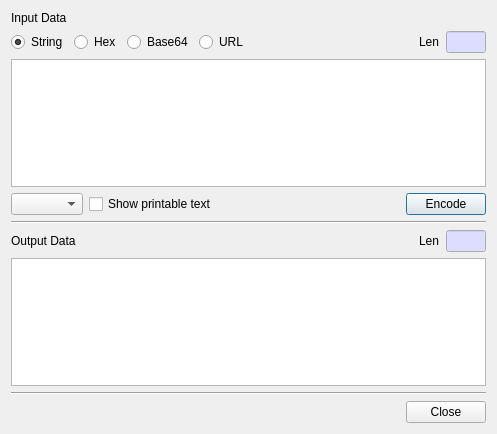
Above: BerEditor/data_encoder_dlg.ui from jykim74/BerEditor before the change. Below: the same form after it.
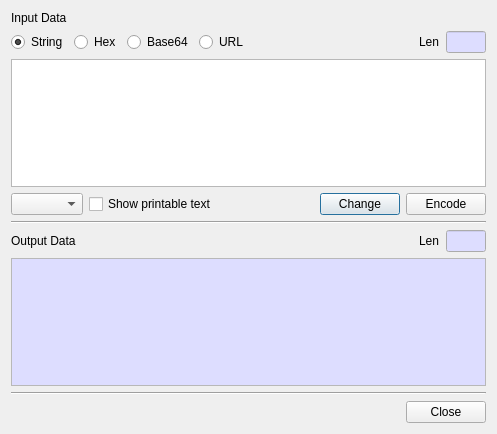
That is the form after the change.

Patch:
```diff
--- a/BerEditor/data_encoder_dlg.ui
+++ b/BerEditor/data_encoder_dlg.ui
@@ -42,6 +42,13 @@
        </property>
       </spacer>
      </item>
+     <item>
+      <widget class="QPushButton" name="mChangeBtn">
+       <property name="text">
+        <string>Change</string>
+       </property>
+      </widget>
+     </item>
      <item>
       <widget class="QPushButton" name="mEncodeBtn">
        <property name="text">
@@ -186,7 +193,48 @@
     </widget>
    </item>
    <item row="6" column="0">
-    <widget class="QPlainTextEdit" name="mOutputText"/>
+    <widget class="QPlainTextEdit" name="mOutputText">
+     <property name="palette">
+      <palette>
+       <active>
+        <colorrole role="Base">
+         <brush brushstyle="SolidPattern">
+          <color alpha="255">
+           <red>221</red>
+           <green>221</green>
+           <blue>255</blue>
+          </color>
+         </brush>
+        </colorrole>
+       </active>
+       <inactive>
+        <colorrole role="Base">
+         <brush brushstyle="SolidPattern">
+          <color alpha="255">
+           <red>221</red>
+           <green>221</green>
+           <blue>255</blue>
+          </color>
+         </brush>
+        </colorrole>
+       </inactive>
+       <disabled>
+        <colorrole role="Base">
+         <brush brushstyle="SolidPattern">
+          <color alpha="255">
+           <red>240</red>
+           <green>240</green>
+           <blue>240</blue>
+          </color>
+         </brush>
+        </colorrole>
+       </disabled>
+      </palette>
+     </property>
+     <property name="readOnly">
+      <bool>true</bool>
+     </property>
+    </widget>
    </item>
    <item row="1" column="0">
     <layout class="QGridLayout" name="gridLayout_4">
```
Left out of the diff: 1 changed line with no effect on the pictures.
